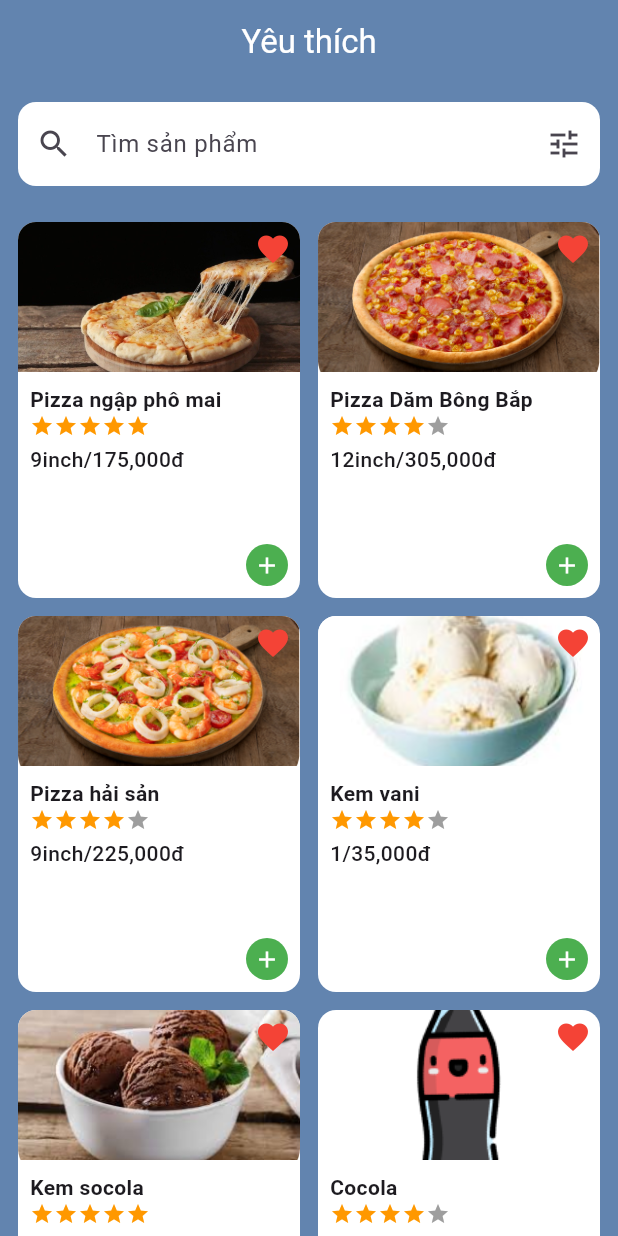
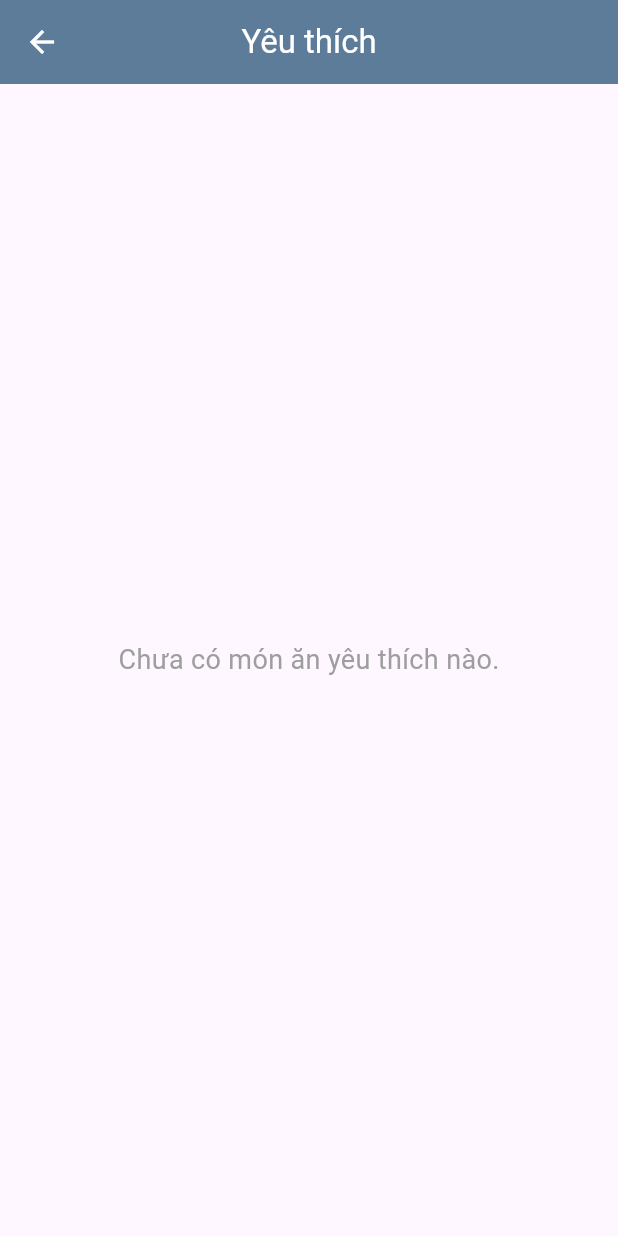
Before and after one commit to thepig2556/FShop, a Flutter app: the FavoritePage screen opened directly, on a phone screen of 412 x 824 dp. Run offline on Flutter 3.47's test engine with Material 3 defaults, Android fonts, the phone set to English and light mode, and no system bars; our stand-ins replace carousel_slider, firebase_auth, firebase_core; accounts and stored records are empty.

Commit message:
yeu thich

```diff
--- a/lib/favorite_page.dart
+++ b/lib/favorite_page.dart
@@ -1,158 +1,86 @@
 import 'package:flutter/material.dart';
+import 'package:provider/provider.dart';
+import 'favorite_provider.dart';
+import 'product.dart';
+import 'product_detail_page.dart';
 
 class FavoritePage extends StatelessWidget {
-  final List<Product> favoriteItems = [
-    Product("Pizza ngập phô mai", "assets/images/pizza1.png", 4.5, "9inch", 175000),
-    Product("Pizza Dăm Bông Bắp", "assets/images/pizza2.png", 4.0, "12inch", 305000),
-    Product("Pizza hải sản", "assets/images/pz3.png", 4.2, "9inch", 225000),
-    Product("Kem vani", "assets/images/kem1.png", 3.8, "1", 35000),
-    Product("Kem socola", "assets/images/kem2.png", 4.5, "1", 35000),
-    Product("Cocola", "assets/images/cola.png", 3.7, "1", 15000),
-  ];
+  const FavoritePage({super.key});
 
   @override
   Widget build(BuildContext context) {
+    final favorites = context.watch<FavoriteProvider>().favorites;
+
     return Scaffold(
-      backgroundColor: const Color(0xFF6284AF),
       appBar: AppBar(
-        backgroundColor: const Color(0xFF6284AF),
-        title: const Text("Yêu thích", style: TextStyle(color: Colors.white)),
+        title: const Text('Yêu thích'),
         centerTitle: true,
-        automaticallyImplyLeading: false, // ❌ Không hiển thị nút quay lại
+        backgroundColor: const Color(0xFF5C7C99),
+        foregroundColor: Colors.white,
       ),
-      body: Column(
-        children: [
-          Padding(
-            padding: const EdgeInsets.all(12),
-            child: TextField(
-              decoration: InputDecoration(
-                hintText: 'Tìm sản phẩm',
-                prefixIcon: const Icon(Icons.search),
-                suffixIcon: const Icon(Icons.tune),
-                filled: true,
-                fillColor: Colors.white,
-                border: OutlineInputBorder(
-                  borderRadius: BorderRadius.circular(12),
-                  borderSide: BorderSide.none,
-                ),
+      body: favorites.isEmpty
+          ? const Center(
+        child: Text(
+          'Chưa có món ăn yêu thích nào.',
+          style: TextStyle(fontSize: 18, color: Colors.grey),
+        ),
+      )
+          : ListView.builder(
+        itemCount: favorites.length,
+        itemBuilder: (context, index) {
+          final product = favorites[index];
+          return ListTile(
+            contentPadding:
+            const EdgeInsets.symmetric(horizontal: 16, vertical: 8),
+            leading: ClipRRect(
+              borderRadius: BorderRadius.circular(8),
+              child: product.image.startsWith('http')
+                  ? Image.network(
+                product.image,
+                width: 60,
+                height: 60,
+                fit: BoxFit.cover,
+                errorBuilder: (context, error, stackTrace) =>
+                const Icon(Icons.broken_image, size: 60),
+                loadingBuilder: (context, child, loadingProgress) {
+                  if (loadingProgress == null) return child;
+                  return const SizedBox(
+                    width: 60,
+                    height: 60,
+                    child: Center(
+                      child: CircularProgressIndicator(strokeWidth: 2),
+                    ),
+                  );
+                },
+              )
+                  : Image.asset(
+                'assets/images/${product.image}',
+                width: 60,
+                height: 60,
+                fit: BoxFit.cover,
               ),
             ),
-          ),
-          Expanded(
-            child: GridView.builder(
-              padding: const EdgeInsets.all(12),
-              gridDelegate: const SliverGridDelegateWithFixedCrossAxisCount(
-                crossAxisCount: 2,
-                childAspectRatio: 0.75,
-                crossAxisSpacing: 12,
-                mainAxisSpacing: 12,
-              ),
-              itemCount: favoriteItems.length,
-              itemBuilder: (context, index) {
-                final product = favoriteItems[index];
-                return ProductCard(product: product);
-              },
-            ),
-          ),
-        ],
+            title: Text(product.name),
+            subtitle: Text('${product.rate} ★ - ${product.priceString}'),
+            trailing: const Icon(Icons.arrow_forward_ios, size: 16),
+            onTap: () {
+              Navigator.push(
+                context,
+                MaterialPageRoute(
+                  builder: (context) => ProductDetailPage(
+                    name: product.name,
+                    rate: product.rate,
+                    price: product.priceString,
+                    priceNumber: product.price,
+                    image: product.image,
+                    description: product.description,
+                  ),
+                ),
+              );
+            },
+          );
+        },
       ),
     );
   }
 }
-
-class Product {
-  final String name;
-  final String imagePath;
-  final double rating;
-  final String size;
-  final int price;
-
-  Product(this.name, this.imagePath, this.rating, this.size, this.price);
-}
-
-class ProductCard extends StatelessWidget {
-  final Product product;
-  const ProductCard({required this.product});
-
-  @override
-  Widget build(BuildContext context) {
-    return Container(
-      decoration: BoxDecoration(
-        color: Colors.white,
-        borderRadius: BorderRadius.circular(12),
-      ),
-      child: Column(
-        crossAxisAlignment: CrossAxisAlignment.start,
-        children: [
-          Stack(
-            children: [
-              ClipRRect(
-                borderRadius: const BorderRadius.vertical(top: Radius.circular(12)),
-                child: product.imagePath.startsWith('http')
-                    ? Image.network(
-                  product.imagePath,
-                  height: 100,
-                  width: double.infinity,
-                  fit: BoxFit.cover,
-                )
-                    : Image.asset(
-                  product.imagePath,
-                  height: 100,
-                  width: double.infinity,
-                  fit: BoxFit.cover,
-                ),
-              ),
-              const Positioned(
-                right: 6,
-                top: 6,
-                child: Icon(Icons.favorite, color: Colors.red),
-              ),
-            ],
-          ),
-          Padding(
-            padding: const EdgeInsets.all(8),
-            child: Column(
-              crossAxisAlignment: CrossAxisAlignment.start,
-              children: [
-                Text(
-                  product.name,
-                  style: const TextStyle(fontWeight: FontWeight.bold),
-                  overflow: TextOverflow.ellipsis,
-                ),
-                Row(
-                  children: List.generate(
-                    5,
-                        (index) => Icon(
-                      Icons.star,
-                      size: 16,
-                      color: index < product.rating.round()
-                          ? Colors.orange
-                          : Colors.grey,
-                    ),
-                  ),
-                ),
-                const SizedBox(height: 4),
-                Text(
-                  "${product.size}/${product.price.toStringAsFixed(0).replaceAllMapped(RegExp(r'\B(?=(\d{3})+(?!\d))'), (match) => ',')}đ",
-                  style: const TextStyle(fontWeight: FontWeight.w500),
-                ),
-              ],
-            ),
-          ),
-          const Spacer(),
-          Align(
-            alignment: Alignment.bottomRight,
-            child: Padding(
-              padding: const EdgeInsets.only(right: 8, bottom: 8),
-              child: CircleAvatar(
-                radius: 14,
-                backgroundColor: Colors.green,
-                child: const Icon(Icons.add, color: Colors.white, size: 18),
-              ),
-            ),
-          )
-        ],
-      ),
-    );
-  }
-}
--- /dev/null
+++ b/lib/product.dart
@@ -0,0 +1,24 @@
+class Product {
+  final String name;
+  final String image;
+  final double rate;
+  final String description;
+  final int price; // Lấy từ API's "price"
+  final String priceString; // Định dạng giá (ví dụ: "175000đ")
+
+  Product({
+    required this.name,
+    required this.image,
+    required this.rate,
+    required this.description,
+    required this.price,
+  }) : priceString = '$priceđ'; // Khởi tạo tại đây, không đưa vào tham số
+
+  @override
+  bool operator ==(Object other) {
+    return other is Product && other.name == name;
+  }
+
+  @override
+  int get hashCode => name.hashCode;
+}
--- a/pubspec.yaml
+++ b/pubspec.yaml
@@ -31,15 +31,13 @@ dependencies:
   flutter:
     sdk: flutter
   carousel_slider: ^5.1.1
-
-  # The following adds the Cupertino Icons font to your application.
-  # Use with the CupertinoIcons class for iOS style icons.
   cupertino_icons: ^1.0.8
   firebase_core: ^3.15.1
   firebase_auth: ^5.6.2
   firebase_database: ^11.3.9
   http: ^1.4.0
   email_auth: ^2.0.0
+  provider: ^6.1.2
 
 dev_dependencies:
   flutter_test:
```
Also changed, not shown: lib/favorite_provider.dart (added, +43 -0 lines), lib/main.dart (+29 -44 lines), lib/product_card.dart (added, +118 -0 lines), lib/product_detail_page.dart (+44 -27 lines), pubspec.lock.
